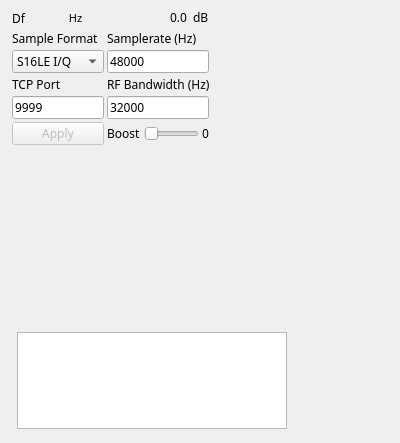
First picture: the form in plugins/channelrx/tcpsrc/tcpsrcgui.ui, repository f4exb/sdrangel, before the edit.
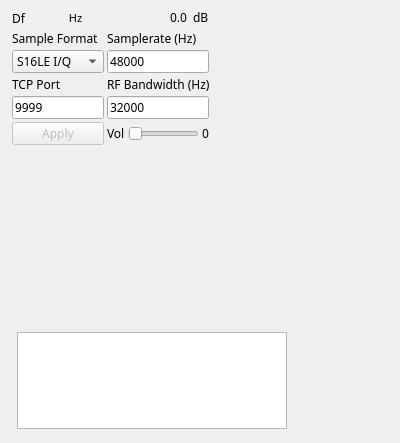
Second picture: the form after the edit. Custom widgets are drawn as their Qt base class.

Commit message: TCP source: use settings in GUI

Diff of the .ui file:
```diff
--- a/plugins/channelrx/tcpsrc/tcpsrcgui.ui
+++ b/plugins/channelrx/tcpsrc/tcpsrcgui.ui
@@ -312,7 +312,7 @@
       <item>
        <widget class="QLabel" name="boostLabel">
         <property name="text">
-         <string>Boost</string>
+         <string>Vol</string>
         </property>
        </widget>
       </item>
```
Left out of the diff: 28 changed lines with no effect on the pictures. The commit also changes 6 other files.
